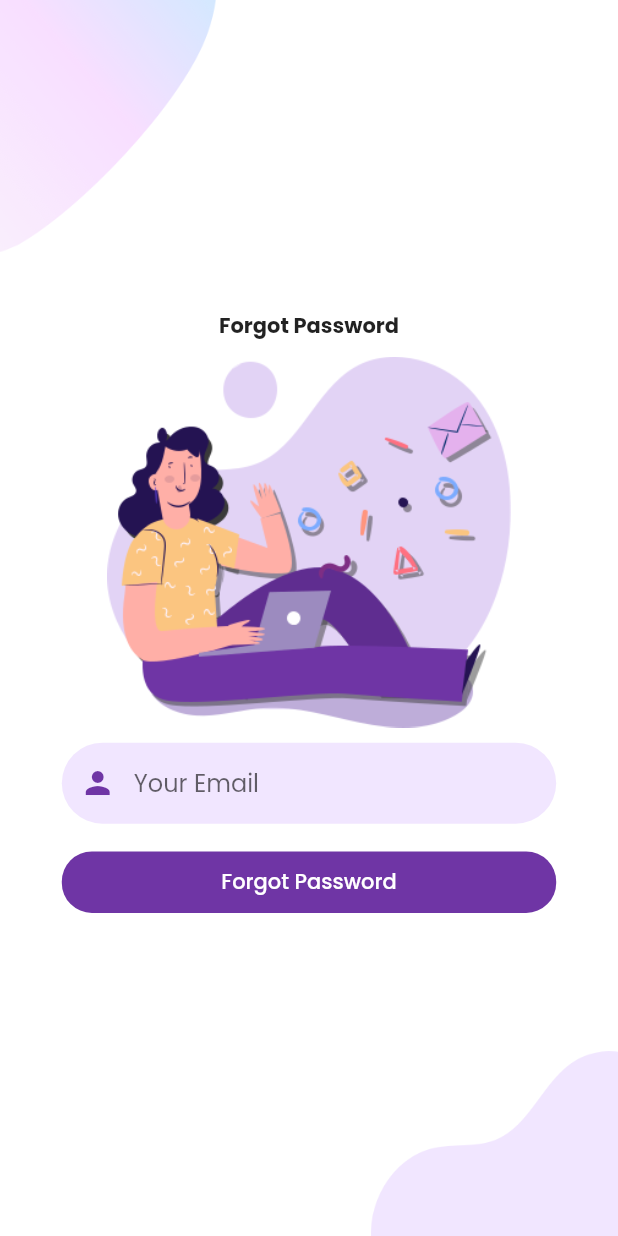
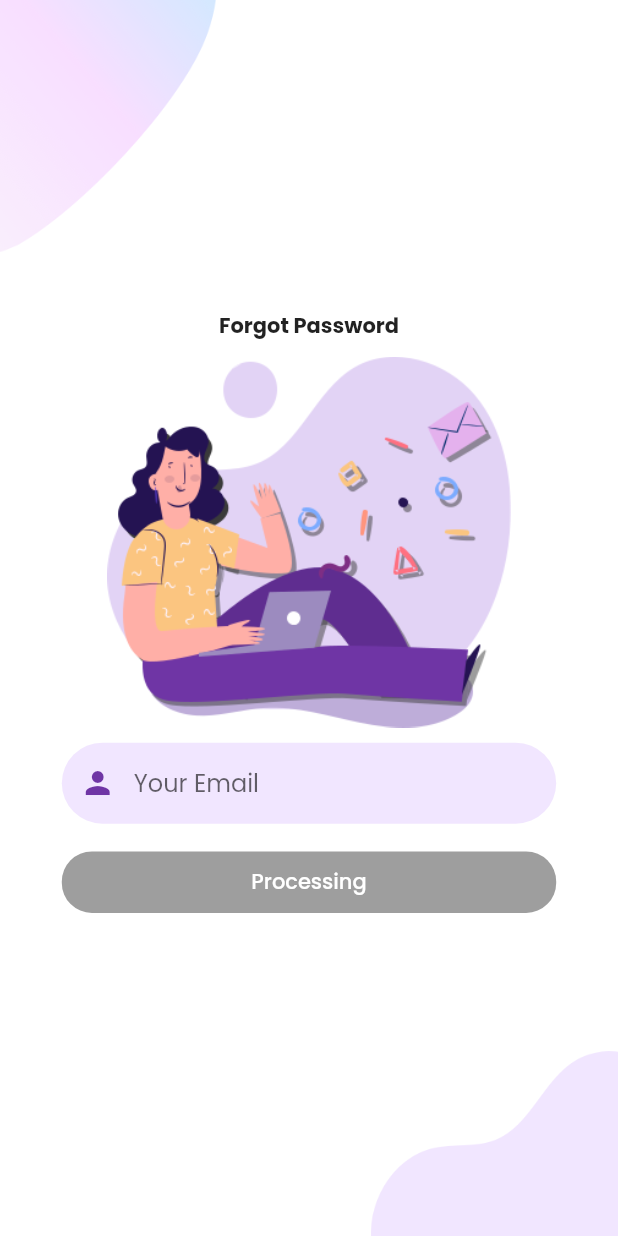
Before and after one commit to rozakia-ch/flutter-auth-cubit-jwt, a Flutter app: the ForgotPasswordPage screen opened by its route, after a tap on "Forgot Password", on a phone screen of 412 x 824 dp. Run offline on Flutter 3.47's test engine with Material 2 defaults, Android fonts, the phone set to English and light mode, and no system bars; our stand-ins replace bloc, dio, equatable, flutter_bloc, google_fonts, jwt_decoder and 1 more; accounts and stored records are empty; network calls fail.

Commit message:
forgot password done

```diff
--- /dev/null
+++ b/lib/cubit/forgot_password/forgot_password_cubit.dart
@@ -0,0 +1,23 @@
+import 'package:auth_app/models/forgot_password_response.dart';
+import 'package:auth_app/repositories/auth_repository.dart';
+import 'package:bloc/bloc.dart';
+import 'package:equatable/equatable.dart';
+
+part 'forgot_password_state.dart';
+
+class ForgotPasswordCubit extends Cubit<ForgotPasswordState> {
+  ForgotPasswordCubit() : super(ForgotPasswordInitial());
+  AuthRepository _authRepo = AuthRepository();
+  void forgotPassword({required String email}) async {
+    emit(ForgotPasswordLoading());
+    try {
+      ForgotPasswordResponse response = await _authRepo.forgotPasswordRepository(email);
+      if (response.success!)
+        emit(ForgotPasswordSuccess(message: response.message!));
+      else
+        emit(ForgotPasswordFailed(message: response.message!));
+    } catch (e) {
+      print(e);
+    }
+  }
+}
--- /dev/null
+++ b/lib/cubit/forgot_password/forgot_password_state.dart
@@ -0,0 +1,31 @@
+part of 'forgot_password_cubit.dart';
+
+abstract class ForgotPasswordState extends Equatable {
+  const ForgotPasswordState();
+}
+
+class ForgotPasswordInitial extends ForgotPasswordState {
+  @override
+  List<Object> get props => [];
+}
+
+class ForgotPasswordLoading extends ForgotPasswordState {
+  @override
+  List<Object> get props => [];
+}
+
+// ignore: must_be_immutable
+class ForgotPasswordFailed extends ForgotPasswordState {
+  String message;
+  ForgotPasswordFailed({required this.message});
+  @override
+  List<Object> get props => [message];
+}
+
+// ignore: must_be_immutable
+class ForgotPasswordSuccess extends ForgotPasswordState {
+  String message;
+  ForgotPasswordSuccess({required this.message});
+  @override
+  List<Object> get props => [message];
+}
--- /dev/null
+++ b/lib/models/forgot_password_response.dart
@@ -0,0 +1,11 @@
+class ForgotPasswordResponse {
+  bool? success;
+  String? message;
+
+  ForgotPasswordResponse({this.success, this.message});
+
+  ForgotPasswordResponse.fromJson(Map<String, dynamic> json) {
+    success = json['success'];
+    message = json['message'];
+  }
+}
--- a/lib/models/resend_mail_response.dart
+++ b/lib/models/resend_mail_response.dart
@@ -8,8 +8,4 @@ class ResendMailResponse {
     success = json['success'];
     message = json['message'];
   }
-  ResendMailResponse.withError(Map<String, dynamic> json) {
-    success = json['success'];
-    message = json['message'];
-  }
 }
--- a/lib/repositories/auth_repository.dart
+++ b/lib/repositories/auth_repository.dart
@@ -1,5 +1,6 @@
 import 'package:auth_app/constants/api_constants.dart';
 import 'package:auth_app/models/auth_response.dart';
+import 'package:auth_app/models/forgot_password_response.dart';
 import 'package:auth_app/models/logout_response.dart';
 import 'package:auth_app/models/profile_response.dart';
 import 'package:auth_app/models/refresh_token_response.dart';
@@ -99,10 +100,20 @@ class AuthRepository {
         'email': email,
       });
       Response response = await dio.post('/auth/resend-mail-verification', data: _formData);
-      if (response.data['success'])
-        return ResendMailResponse.fromJson(response.data);
-      else
-        return ResendMailResponse.withError(response.data);
+      return ResendMailResponse.fromJson(response.data);
+    } on DioError catch (ex) {
+      print(ex.message);
+    }
+  }
+
+  Future forgotPasswordRepository(String? email) async {
+    var dio = Dio(ApiConstants.DIO_OPTIONS);
+    try {
+      var _formData = FormData.fromMap({
+        'email': email,
+      });
+      Response response = await dio.post('/auth/forgot-password', data: _formData);
+      return ForgotPasswordResponse.fromJson(response.data);
     } on DioError catch (ex) {
       print(ex.message);
     }
--- a/lib/ui/pages/forgot_password_page.dart
+++ b/lib/ui/pages/forgot_password_page.dart
@@ -1,8 +1,11 @@
+import 'package:auth_app/ui/widgets/dialog_box.dart';
 import 'package:auth_app/ui/widgets/media_query_container.dart';
 import 'package:auth_app/ui/widgets/rounded_button.dart';
 import 'package:auth_app/ui/widgets/textfield_container.dart';
 import 'package:flutter/material.dart';
 import 'package:auth_app/ui/themes/styles.dart' as style;
+import 'package:flutter_bloc/flutter_bloc.dart';
+import 'package:auth_app/cubit/forgot_password/forgot_password_cubit.dart';
 
 class ForgotPasswordPage extends StatefulWidget {
   const ForgotPasswordPage({Key? key}) : super(key: key);
@@ -26,7 +29,22 @@ class _ForgotPasswordPageState extends State<ForgotPasswordPage> {
     return MediaQueryContainer(
       child: Scaffold(
         body: _Background(
-          child: SingleChildScrollView(
+          child: BlocProvider(
+            create: (context) => ForgotPasswordCubit(),
+            child: BlocConsumer<ForgotPasswordCubit, ForgotPasswordState>(
+              listener: (context, state) {
+                if (state is ForgotPasswordSuccess)
+                  showDialog(
+                    context: context,
+                    builder: (BuildContext context) => DialogBox(
+                      title: "Resend Email successfully",
+                      descriptions: state.message,
+                      text: "Yes",
+                    ),
+                  );
+              },
+              builder: (context, state) {
+                return SingleChildScrollView(
                   child: Column(
                     mainAxisAlignment: MainAxisAlignment.center,
                     children: [
@@ -47,20 +65,26 @@ class _ForgotPasswordPageState extends State<ForgotPasswordPage> {
                             hintText: "Your Email",
                             prefixIcon: Icon(Icons.person, color: style.primaryColor),
                             border: style.fieldInputBorder,
-                      // errorText: state is RegisterFailed
-                      //     ? state.email != ""
-                      //         ? state.email
-                      //         : null
-                      //     : null,
+                            errorText: state is ForgotPasswordFailed
+                                ? state.message != ""
+                                    ? state.message
+                                    : null
+                                : null,
                           ),
                         ),
                       ),
                       RoundedButton(
-                  backgroundColor: style.primaryColor,
-                  title: "Forgot Password",
-                  onPressed: () {},
+                        backgroundColor: state is ForgotPasswordLoading ? Colors.grey : style.primaryColor,
+                        title: state is ForgotPasswordLoading ? "Processing" : "Forgot Password",
+                        onPressed: state is ForgotPasswordLoading
+                            ? () {}
+                            : () => BlocProvider.of<ForgotPasswordCubit>(context)
+                                .forgotPassword(email: emailController.text),
                       ),
                     ],
+                  ),
+                );
+              },
             ),
           ),
         ),
```
Also changed, not shown: 1 other file. Lines whose indentation alone changed are shown as unchanged.
